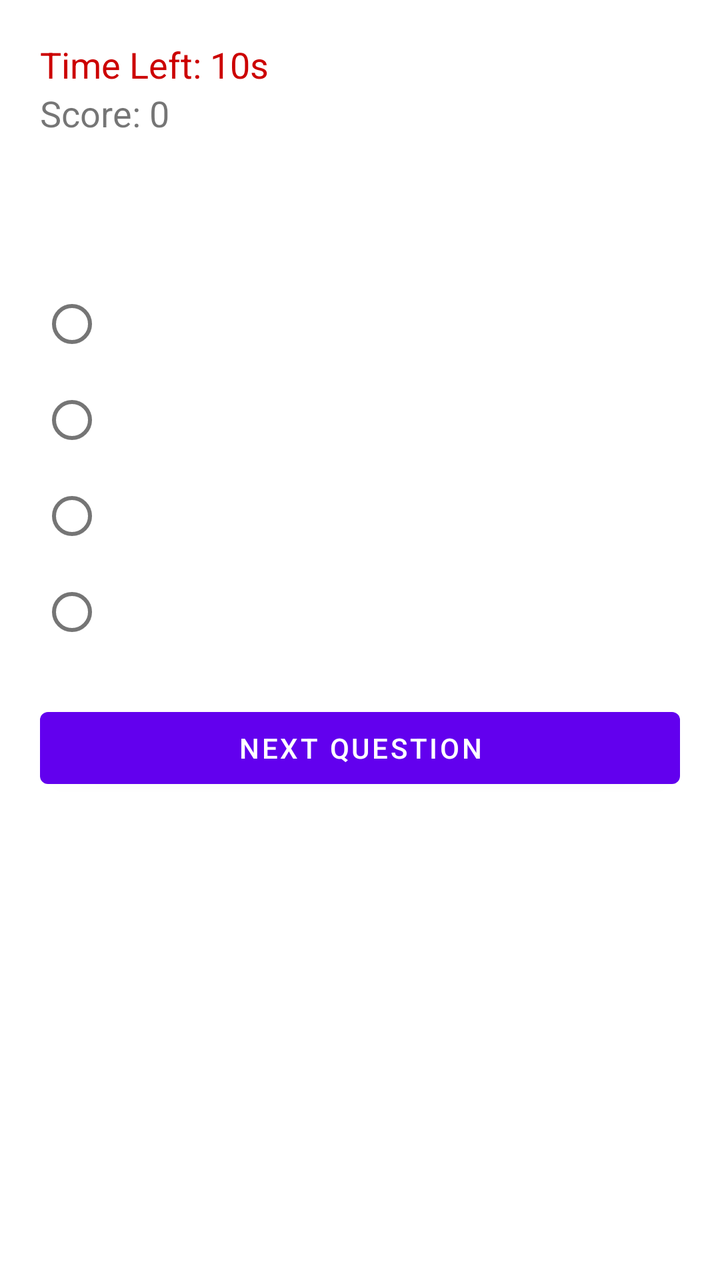
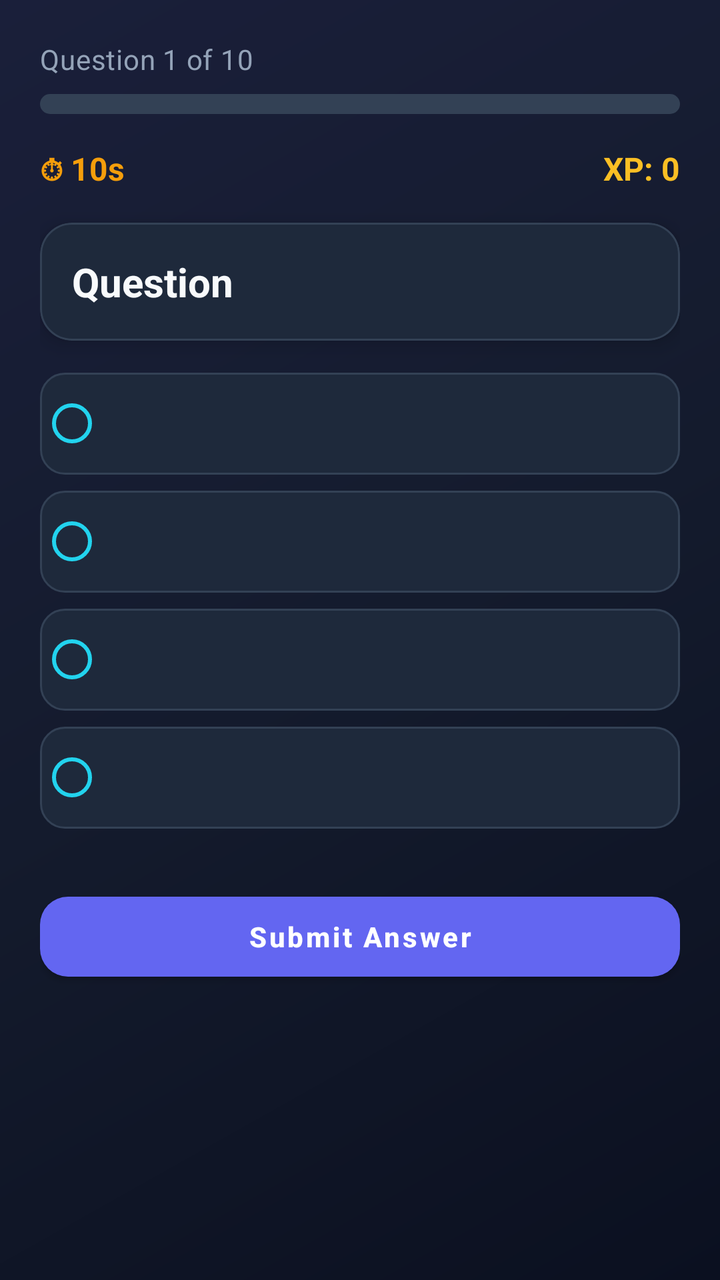

The first picture is an Android layout as it rendered before a commit; the second is the same layout after the commit. The layout source and the unified diff follow.
<!-- AndroidManifest.xml: application theme Theme.QuantumRealm -->
<!-- res/layout/activity_quiz.xml -->
<?xml version="1.0" encoding="utf-8"?>
<LinearLayout xmlns:android="http://schemas.android.com/apk/res/android"
    android:layout_width="match_parent"
    android:layout_height="match_parent"
    android:padding="20dp"
    android:orientation="vertical">

    <TextView
        android:id="@+id/timerText"
        android:layout_width="wrap_content"
        android:layout_height="wrap_content"
        android:text="Time Left: 10s"
        android:textSize="18sp"
        android:textColor="@android:color/holo_red_dark"/>

    <TextView
        android:id="@+id/scoreText"
        android:layout_width="wrap_content"
        android:layout_height="wrap_content"
        android:text="Score: 0"
        android:textSize="18sp"
        android:layout_marginBottom="20dp"/>

    <TextView
        android:id="@+id/questionText"
        android:layout_width="wrap_content"
        android:layout_height="wrap_content"
        android:textSize="22sp"
        android:padding="10dp"/>

    <RadioGroup
        android:id="@+id/optionsGroup"
        android:layout_width="match_parent"
        android:layout_height="wrap_content">

        <RadioButton
            android:id="@+id/optionA"
            android:layout_width="wrap_content"
            android:layout_height="wrap_content"/>

        <RadioButton
            android:id="@+id/optionB"
            android:layout_width="wrap_content"
            android:layout_height="wrap_content"/>

        <RadioButton
            android:id="@+id/optionC"
            android:layout_width="wrap_content"
            android:layout_height="wrap_content"/>

        <RadioButton
            android:id="@+id/optionD"
            android:layout_width="wrap_content"
            android:layout_height="wrap_content"/>
    </RadioGroup>

    <Button
        android:id="@+id/nextButton"
        android:layout_width="match_parent"
        android:layout_height="wrap_content"
        android:text="Next Question"
        android:layout_marginTop="20dp"/>
</LinearLayout>
<!-- resources referenced by this layout -->
<resources>
  <style name="Theme.QuantumRealm" parent="Theme.MaterialComponents.DayNight.DarkActionBar">
          
          <item name="colorPrimary">@color/purple_500</item>
          <item name="colorPrimaryVariant">@color/purple_700</item>
          <item name="colorOnPrimary">@color/white</item>
          
          <item name="colorSecondary">@color/teal_200</item>
          <item name="colorSecondaryVariant">@color/teal_700</item>
          <item name="colorOnSecondary">@color/black</item>
          
          <item name="android:statusBarColor">?attr/colorPrimaryVariant</item>
          
      </style>
  <color name="purple_500">#FF6200EE</color>
  <color name="purple_700">#FF3700B3</color>
  <color name="teal_200">#FF03DAC5</color>
  <!-- unchanged entries left out for length: 3 -->
</resources>

<!-- the commit's change to res/layout/activity_quiz.xml (unified diff, before → after) -->
@@ -1,63 +1,114 @@
 <?xml version="1.0" encoding="utf-8"?>
-<LinearLayout xmlns:android="http://schemas.android.com/apk/res/android"
+<ScrollView xmlns:android="http://schemas.android.com/apk/res/android"
+    xmlns:app="http://schemas.android.com/apk/res-auto"
     android:layout_width="match_parent"
     android:layout_height="match_parent"
-    android:padding="20dp"
-    android:orientation="vertical">
+    android:background="@drawable/bg_game_screen"
+    android:fillViewport="true">
 
-    <TextView
-        android:id="@+id/timerText"
-        android:layout_width="wrap_content"
-        android:layout_height="wrap_content"
-        android:text="Time Left: 10s"
-        android:textSize="18sp"
-        android:textColor="@android:color/holo_red_dark"/>
-
-    <TextView
-        android:id="@+id/scoreText"
-        android:layout_width="wrap_content"
-        android:layout_height="wrap_content"
-        android:text="Score: 0"
-        android:textSize="18sp"
-        android:layout_marginBottom="20dp"/>
-
-    <TextView
-        android:id="@+id/questionText"
-        android:layout_width="wrap_content"
-        android:layout_height="wrap_content"
-        android:textSize="22sp"
-        android:padding="10dp"/>
-
-    <RadioGroup
-        android:id="@+id/optionsGroup"
-        android:layout_width="match_parent"
-        android:layout_height="wrap_content">
-
-        <RadioButton
-            android:id="@+id/optionA"
-            android:layout_width="wrap_content"
-            android:layout_height="wrap_content"/>
-
-        <RadioButton
-            android:id="@+id/optionB"
-            android:layout_width="wrap_content"
-            android:layout_height="wrap_content"/>
-
-        <RadioButton
-            android:id="@+id/optionC"
-            android:layout_width="wrap_content"
-            android:layout_height="wrap_content"/>
-
-        <RadioButton
-            android:id="@+id/optionD"
-            android:layout_width="wrap_content"
-            android:layout_height="wrap_content"/>
-    </RadioGroup>
-
-    <Button
-        android:id="@+id/nextButton"
+    <LinearLayout
         android:layout_width="match_parent"
         android:layout_height="wrap_content"
-        android:text="Next Question"
-        android:layout_marginTop="20dp"/>
-</LinearLayout>
+        android:orientation="vertical"
+        android:padding="@dimen/game_screen_padding">
+
+        <TextView
+            android:id="@+id/quizProgressText"
+            android:layout_width="match_parent"
+            android:layout_height="wrap_content"
+            android:textAppearance="@style/TextAppearance.QuantumRealm.Subtitle"
+            android:text="Question 1 of 10" />
+
+        <ProgressBar
+            android:id="@+id/quizProgressBar"
+            style="?android:attr/progressBarStyleHorizontal"
+            android:layout_width="match_parent"
+            android:layout_height="10dp"
+            android:layout_marginTop="8dp"
+            android:layout_marginBottom="16dp"
+            android:max="100"
+            android:progress="0"
+            android:progressDrawable="@drawable/progress_quiz" />
+
+        <LinearLayout
+            android:layout_width="match_parent"
+            android:layout_height="wrap_content"
+            android:layout_marginBottom="16dp"
+            android:gravity="center_vertical"
+            android:orientation="horizontal">
+
+            <TextView
+                android:id="@+id/timerText"
+                android:layout_width="0dp"
+                android:layout_height="wrap_content"
+                android:layout_weight="1"
+                android:text="⏱ 10s"
+                android:textColor="@color/game_warning"
+                android:textSize="16sp"
+                android:textStyle="bold" />
+
+            <TextView
+                android:id="@+id/scoreText"
+                android:layout_width="wrap_content"
+                android:layout_height="wrap_content"
+                android:text="XP: 0"
+                android:textColor="@color/game_xp_gold"
+                android:textSize="16sp"
+                android:textStyle="bold" />
+        </LinearLayout>
+
+        <com.google.android.material.card.MaterialCardView
+            style="@style/Widget.QuantumRealm.Card"
+            android:layout_width="match_parent"
+            android:layout_height="wrap_content"
+            android:layout_marginBottom="16dp">
+
+            <TextView
+                android:id="@+id/questionText"
+                android:layout_width="match_parent"
+                android:layout_height="wrap_content"
+                android:padding="16dp"
+                android:text="Question"
+                android:textAppearance="@style/TextAppearance.QuantumRealm.Title"
+                android:textSize="20sp" />
+        </com.google.android.material.card.MaterialCardView>
+
+        <RadioGroup
+            android:id="@+id/optionsGroup"
+            android:layout_width="match_parent"
+            android:layout_height="wrap_content">
+
+            <RadioButton
+                android:id="@+id/optionA"
+                style="@style/Widget.QuantumRealm.RadioOption"
+                android:layout_width="match_parent"
+                android:layout_height="wrap_content" />
+
+            <RadioButton
+                android:id="@+id/optionB"
+                style="@style/Widget.QuantumRealm.RadioOption"
+                android:layout_width="match_parent"
+                android:layout_height="wrap_content" />
+
+            <RadioButton
+                android:id="@+id/optionC"
+                style="@style/Widget.QuantumRealm.RadioOption"
+                android:layout_width="match_parent"
+                android:layout_height="wrap_content" />
+
+            <RadioButton
+                android:id="@+id/optionD"
+                style="@style/Widget.QuantumRealm.RadioOption"
+                android:layout_width="match_parent"
+                android:layout_height="wrap_content" />
+        </RadioGroup>
+
+        <com.google.android.material.button.MaterialButton
+            android:id="@+id/nextButton"
+            style="@style/Widget.QuantumRealm.Button.Primary"
+            android:layout_width="match_parent"
+            android:layout_height="wrap_content"
+            android:layout_marginTop="20dp"
+            android:text="Submit Answer" />
+    </LinearLayout>
+</ScrollView>
<!-- resource entries referenced after the edit -->
@@ -1,21 +1,116 @@
 <!-- resources referenced by this layout -->
 <resources>
+  <color name="game_warning">#F59E0B</color>
+  <color name="game_xp_gold">#FBBF24</color>
+  <dimen name="game_screen_padding">20dp</dimen>
+  <!-- drawable bg_game_screen (drawable) -->
+  <?xml version="1.0" encoding="utf-8"?>
+  <layer-list xmlns:android="http://schemas.android.com/apk/res/android">
+      <item>
+          <shape android:shape="rectangle">
+              <gradient
+                  android:angle="135"
+                  android:startColor="@color/game_bg_dark"
+                  android:centerColor="@color/game_bg_mid"
+                  android:endColor="#1A1F3A"
+                  android:type="linear" />
+          </shape>
+      </item>
+  </layer-list>
+  <!-- drawable progress_quiz (drawable) -->
+  <?xml version="1.0" encoding="utf-8"?>
+  <layer-list xmlns:android="http://schemas.android.com/apk/res/android">
+      <item android:id="@android:id/background">
+          <shape android:shape="rectangle">
+              <corners android:radius="8dp" />
+              <solid android:color="@color/game_stroke" />
+          </shape>
+      </item>
+      <item android:id="@android:id/progress">
+          <clip>
+              <shape android:shape="rectangle">
+                  <corners android:radius="8dp" />
+                  <solid android:color="@color/game_xp_gold" />
+              </shape>
+          </clip>
+      </item>
+  </layer-list>
+  <style name="TextAppearance.QuantumRealm.Subtitle" parent="TextAppearance.MaterialComponents.Body2">
+          <item name="android:textColor">@color/game_text_secondary</item>
+      </style>
+  <style name="TextAppearance.QuantumRealm.Title" parent="TextAppearance.MaterialComponents.Headline5">
+          <item name="android:textColor">@color/game_text_primary</item>
+          <item name="android:textStyle">bold</item>
+      </style>
+  <style name="Widget.QuantumRealm.Button.Primary" parent="Widget.MaterialComponents.Button">
+          <item name="android:textColor">@color/white</item>
+          <item name="android:textAllCaps">false</item>
+          <item name="android:textStyle">bold</item>
+          <item name="cornerRadius">@dimen/game_button_radius</item>
+          <item name="backgroundTint">@color/game_primary</item>
+          <item name="android:minHeight">52dp</item>
+      </style>
+  <style name="Widget.QuantumRealm.Card" parent="Widget.MaterialComponents.CardView">
+          <item name="cardBackgroundColor">@color/game_surface</item>
+          <item name="cardCornerRadius">@dimen/game_card_radius</item>
+          <item name="cardElevation">6dp</item>
+          <item name="strokeColor">@color/game_stroke</item>
+          <item name="strokeWidth">1dp</item>
+      </style>
+  <style name="Widget.QuantumRealm.RadioOption" parent="Widget.AppCompat.CompoundButton.RadioButton">
+          <item name="android:textColor">@color/game_text_primary</item>
+          <item name="android:padding">16dp</item>
+          <item name="android:layout_marginBottom">8dp</item>
+          <item name="android:background">@drawable/quiz_option_background</item>
+          <item name="android:buttonTint">@color/game_accent</item>
+      </style>
   <style name="Theme.QuantumRealm" parent="Theme.MaterialComponents.DayNight.DarkActionBar">
-          
-          <item name="colorPrimary">@color/purple_500</item>
-          <item name="colorPrimaryVariant">@color/purple_700</item>
+          <item name="colorPrimary">@color/game_primary</item>
+          <item name="colorPrimaryVariant">@color/game_primary_dark</item>
           <item name="colorOnPrimary">@color/white</item>
-          
-          <item name="colorSecondary">@color/teal_200</item>
+          <item name="colorSecondary">@color/game_accent</item>
           <item name="colorSecondaryVariant">@color/teal_700</item>
           <item name="colorOnSecondary">@color/black</item>
-          
-          <item name="android:statusBarColor">?attr/colorPrimaryVariant</item>
-          
+          <item name="android:statusBarColor">@color/game_bg_dark</item>
+          <item name="android:navigationBarColor">@color/game_bg_dark</item>
+          <item name="android:windowBackground">@color/game_bg_dark</item>
+          <item name="materialButtonStyle">@style/Widget.QuantumRealm.Button.Primary</item>
+          <item name="actionBarTheme">@style/ThemeOverlay.QuantumRealm.ActionBar</item>
       </style>
-  <color name="purple_500">#FF6200EE</color>
-  <color name="purple_700">#FF3700B3</color>
-  <color name="teal_200">#FF03DAC5</color>
+  <color name="game_bg_dark">#0B1020</color>
+  <color name="game_bg_mid">#141B2D</color>
+  <color name="game_stroke">#334155</color>
+  <color name="game_text_secondary">#94A3B8</color>
+  <color name="game_text_primary">#F8FAFC</color>
+  <dimen name="game_button_radius">14dp</dimen>
+  <color name="game_primary">#6366F1</color>
+  <color name="game_surface">#1E293B</color>
+  <dimen name="game_card_radius">16dp</dimen>
+  <!-- drawable quiz_option_background (drawable) -->
+  <?xml version="1.0" encoding="utf-8"?>
+  <selector xmlns:android="http://schemas.android.com/apk/res/android">
+      <item android:state_checked="true">
+          <shape android:shape="rectangle">
+              <solid android:color="@color/game_accent_soft" />
+              <corners android:radius="12dp" />
+              <stroke android:width="2dp" android:color="@color/game_accent" />
+          </shape>
+      </item>
+      <item>
+          <shape android:shape="rectangle">
+              <solid android:color="@color/game_surface" />
+              <corners android:radius="12dp" />
+              <stroke android:width="1dp" android:color="@color/game_stroke" />
+          </shape>
+      </item>
+  </selector>
+  <color name="game_accent">#22D3EE</color>
+  <color name="game_primary_dark">#4F46E5</color>
+  <style name="ThemeOverlay.QuantumRealm.ActionBar" parent="ThemeOverlay.MaterialComponents.Dark.ActionBar">
+          <item name="android:textColorPrimary">@color/game_text_primary</item>
+          <item name="colorControlNormal">@color/game_text_primary</item>
+      </style>
+  <color name="game_accent_soft">#3322D3EE</color>
   <!-- unchanged entries left out for length: 3 -->
 </resources>
 
